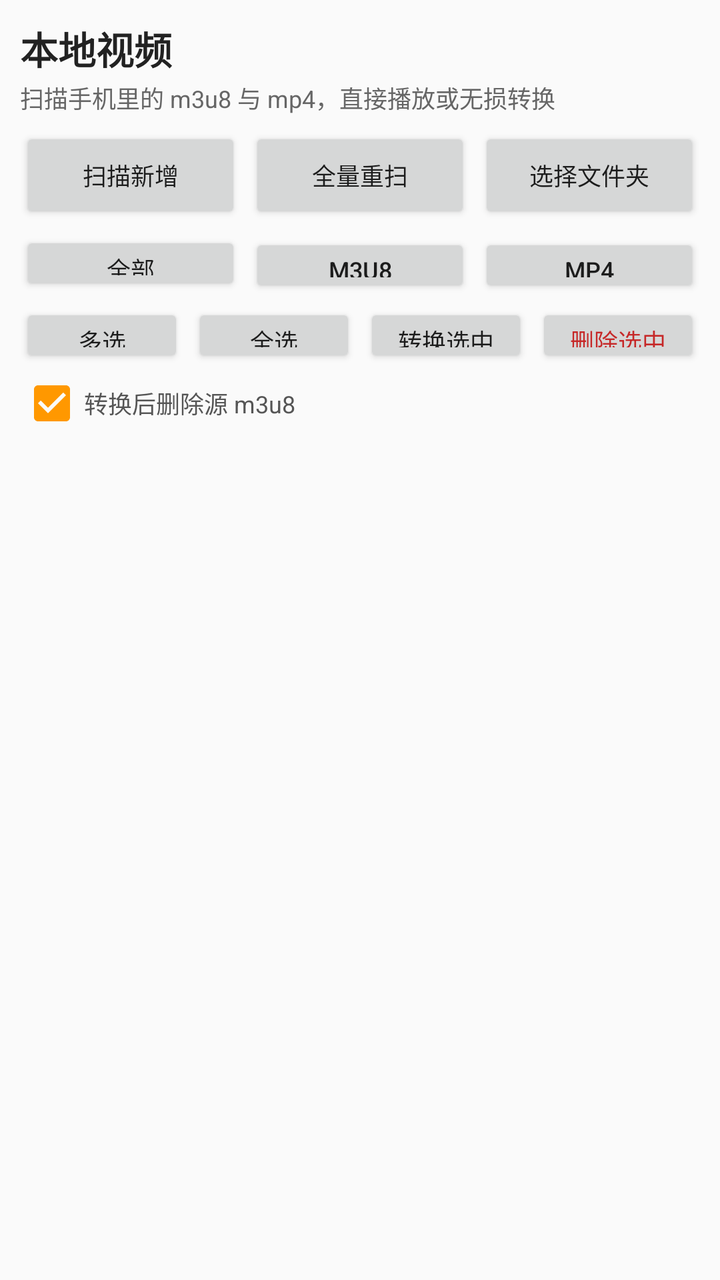
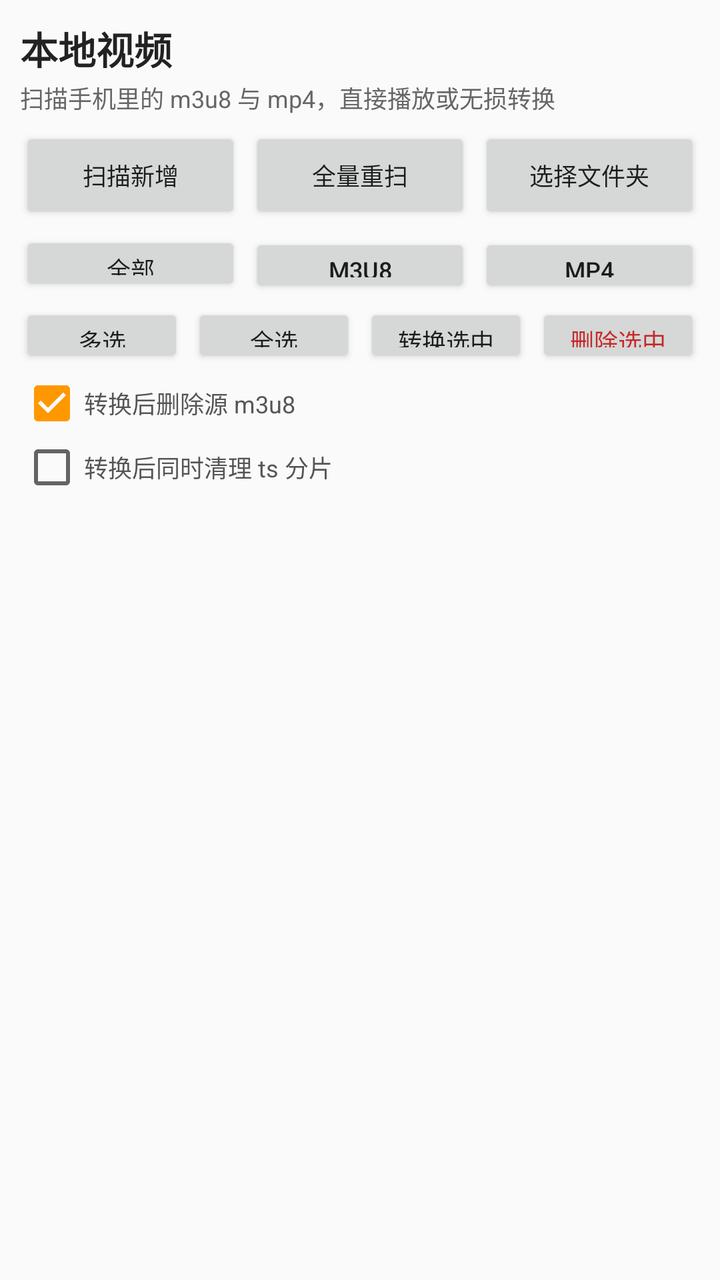

The first picture is an Android layout as it rendered before a commit; the second is the same layout after the commit. The layout source and the unified diff follow.
<!-- AndroidManifest.xml: application theme AppTheme -->
<!-- res/layout/activity_m3u8_browser.xml -->
<?xml version="1.0" encoding="utf-8"?>
<LinearLayout xmlns:android="http://schemas.android.com/apk/res/android"
    android:layout_width="match_parent"
    android:layout_height="match_parent"
    android:background="#FAFAFA"
    android:orientation="vertical"
    android:paddingStart="10dp"
    android:paddingEnd="10dp"
    android:paddingTop="10dp"
    android:paddingBottom="10dp">

    <TextView
        android:layout_width="match_parent"
        android:layout_height="wrap_content"
        android:text="@string/m3u8_library"
        android:textColor="#222222"
        android:textSize="19sp"
        android:textStyle="bold" />

    <TextView
        android:id="@+id/countText"
        android:layout_width="match_parent"
        android:layout_height="wrap_content"
        android:paddingTop="2dp"
        android:paddingBottom="6dp"
        android:text="@string/m3u8_hint_scan"
        android:textColor="#666666"
        android:textSize="12sp" />

    <LinearLayout
        android:layout_width="match_parent"
        android:layout_height="wrap_content"
        android:orientation="horizontal">

        <Button
            android:id="@+id/scanButton"
            android:layout_width="0dp"
            android:layout_height="wrap_content"
            android:layout_weight="1"
            android:paddingStart="2dp"
            android:paddingEnd="2dp"
            android:text="@string/m3u8_scan"
            android:textSize="12sp" />

        <Button
            android:id="@+id/rescanButton"
            android:layout_width="0dp"
            android:layout_height="wrap_content"
            android:layout_marginStart="4dp"
            android:layout_weight="1"
            android:paddingStart="2dp"
            android:paddingEnd="2dp"
            android:text="@string/m3u8_rescan"
            android:textSize="12sp" />

        <Button
            android:id="@+id/folderButton"
            android:layout_width="0dp"
            android:layout_height="wrap_content"
            android:layout_marginStart="4dp"
            android:layout_weight="1"
            android:paddingStart="2dp"
            android:paddingEnd="2dp"
            android:text="@string/m3u8_pick_folder"
            android:textSize="12sp" />
    </LinearLayout>

    <LinearLayout
        android:layout_width="match_parent"
        android:layout_height="wrap_content"
        android:layout_marginTop="4dp"
        android:orientation="horizontal">

        <Button
            android:id="@+id/filterAll"
            android:layout_width="0dp"
            android:layout_height="32dp"
            android:layout_weight="1"
            android:paddingStart="0dp"
            android:paddingEnd="0dp"
            android:text="@string/filter_all"
            android:textSize="12sp" />

        <Button
            android:id="@+id/filterM3u8"
            android:layout_width="0dp"
            android:layout_height="32dp"
            android:layout_marginStart="4dp"
            android:layout_weight="1"
            android:paddingStart="0dp"
            android:paddingEnd="0dp"
            android:text="@string/filter_m3u8"
            android:textSize="12sp" />

        <Button
            android:id="@+id/filterMp4"
            android:layout_width="0dp"
            android:layout_height="32dp"
            android:layout_marginStart="4dp"
            android:layout_weight="1"
            android:paddingStart="0dp"
            android:paddingEnd="0dp"
            android:text="@string/filter_mp4"
            android:textSize="12sp" />
    </LinearLayout>

    <LinearLayout
        android:layout_width="match_parent"
        android:layout_height="wrap_content"
        android:layout_marginTop="4dp"
        android:orientation="horizontal">

        <Button
            android:id="@+id/modeButton"
            android:layout_width="0dp"
            android:layout_height="32dp"
            android:layout_weight="1"
            android:paddingStart="0dp"
            android:paddingEnd="0dp"
            android:text="@string/batch_mode"
            android:textSize="12sp" />

        <Button
            android:id="@+id/selectAllButton"
            android:layout_width="0dp"
            android:layout_height="32dp"
            android:layout_marginStart="4dp"
            android:layout_weight="1"
            android:paddingStart="0dp"
            android:paddingEnd="0dp"
            android:text="@string/batch_select_all"
            android:textSize="12sp" />

        <Button
            android:id="@+id/convertSelectedButton"
            android:layout_width="0dp"
            android:layout_height="32dp"
            android:layout_marginStart="4dp"
            android:layout_weight="1"
            android:paddingStart="0dp"
            android:paddingEnd="0dp"
            android:text="@string/batch_convert"
            android:textSize="12sp" />

        <Button
            android:id="@+id/deleteSelectedButton"
            android:layout_width="0dp"
            android:layout_height="32dp"
            android:layout_marginStart="4dp"
            android:layout_weight="1"
            android:paddingStart="0dp"
            android:paddingEnd="0dp"
            android:text="@string/batch_delete"
            android:textColor="#C62828"
            android:textSize="12sp" />
    </LinearLayout>

    <CheckBox
        android:id="@+id/deleteSourceCheck"
        android:layout_width="match_parent"
        android:layout_height="wrap_content"
        android:layout_marginTop="2dp"
        android:checked="true"
        android:minHeight="32dp"
        android:text="@string/convert_delete_source"
        android:textColor="#555555"
        android:textSize="12sp" />

    <ProgressBar
        android:id="@+id/progress"
        style="?android:attr/progressBarStyleHorizontal"
        android:layout_width="match_parent"
        android:layout_height="wrap_content"
        android:indeterminate="true"
        android:visibility="gone" />

    <FrameLayout
        android:layout_width="match_parent"
        android:layout_height="0dp"
        android:layout_marginTop="4dp"
        android:layout_weight="1">

        <androidx.recyclerview.widget.RecyclerView
            android:id="@+id/recyclerView"
            android:layout_width="match_parent"
            android:layout_height="match_parent"
            android:clipToPadding="false"
            android:paddingTop="4dp"
            android:scrollbars="vertical" />

        <TextView
            android:id="@+id/emptyText"
            android:layout_width="match_parent"
            android:layout_height="wrap_content"
            android:layout_gravity="center"
            android:gravity="center"
            android:text="@string/m3u8_empty"
            android:textColor="#888888"
            android:textSize="13sp"
            android:visibility="gone" />
    </FrameLayout>
</LinearLayout>
<!-- resources referenced by this layout -->
<resources>
  <string name="batch_convert">转换选中</string>
  <string name="batch_delete">删除选中</string>
  <string name="batch_mode">多选</string>
  <string name="batch_select_all">全选</string>
  <string name="convert_delete_source">转换后删除源 m3u8</string>
  <string name="filter_all">全部</string>
  <string name="filter_m3u8">M3U8</string>
  <string name="filter_mp4">MP4</string>
  <string name="m3u8_empty">没有找到 m3u8 / mp4 文件。\n请确认已授权“所有文件访问权限”，或使用“选择文件夹”。</string>
  <string name="m3u8_hint_scan">扫描手机里的 m3u8 与 mp4，直接播放或无损转换</string>
  <string name="m3u8_library">本地视频</string>
  <string name="m3u8_pick_folder">选择文件夹</string>
  <string name="m3u8_rescan">全量重扫</string>
  <string name="m3u8_scan">扫描新增</string>
  <style name="AppTheme" parent="@android:style/Theme.Material.Light.NoActionBar">
          <item name="android:colorPrimary">@color/primary</item>
          <item name="android:colorPrimaryDark">@color/primary_dark</item>
          <item name="android:colorAccent">@color/accent</item>
          <item name="android:windowBackground">@color/window_bg</item>
          <item name="android:navigationBarColor">@color/primary_dark</item>
          <item name="android:statusBarColor">@color/primary_dark</item>
      </style>
  <color name="primary">#1565C0</color>
  <color name="primary_dark">#0D47A1</color>
  <color name="accent">#FF9800</color>
  <color name="window_bg">#F5F5F5</color>
</resources>

<!-- the commit's change to res/layout/activity_m3u8_browser.xml (unified diff, before → after) -->
@@ -166,6 +166,15 @@
         android:textColor="#555555"
         android:textSize="12sp" />
 
+    <CheckBox
+        android:id="@+id/deleteSegmentsCheck"
+        android:layout_width="match_parent"
+        android:layout_height="wrap_content"
+        android:minHeight="30dp"
+        android:text="@string/convert_delete_segments"
+        android:textColor="#555555"
+        android:textSize="12sp" />
+
     <ProgressBar
         android:id="@+id/progress"
         style="?android:attr/progressBarStyleHorizontal"
<!-- resource entries referenced after the edit -->
@@ -4,6 +4,7 @@
   <string name="batch_delete">删除选中</string>
   <string name="batch_mode">多选</string>
   <string name="batch_select_all">全选</string>
+  <string name="convert_delete_segments">转换后同时清理 ts 分片</string>
   <string name="convert_delete_source">转换后删除源 m3u8</string>
   <string name="filter_all">全部</string>
   <string name="filter_m3u8">M3U8</string>
